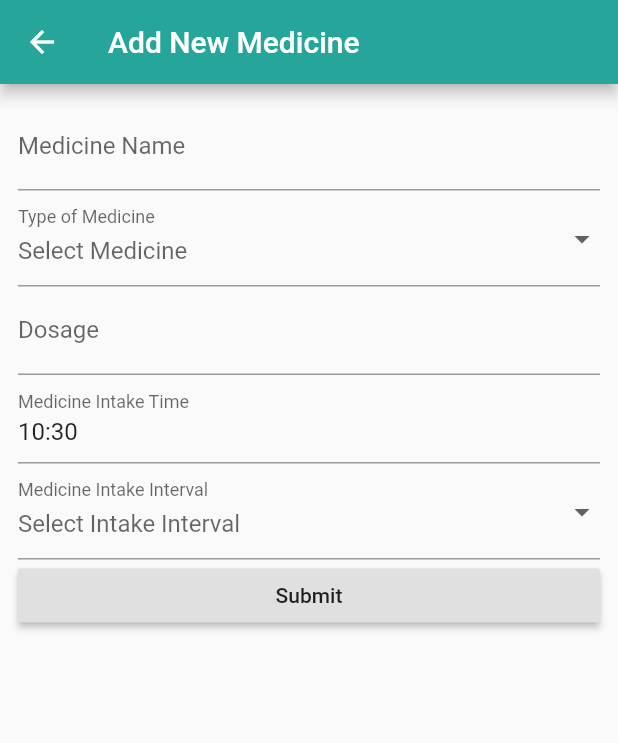
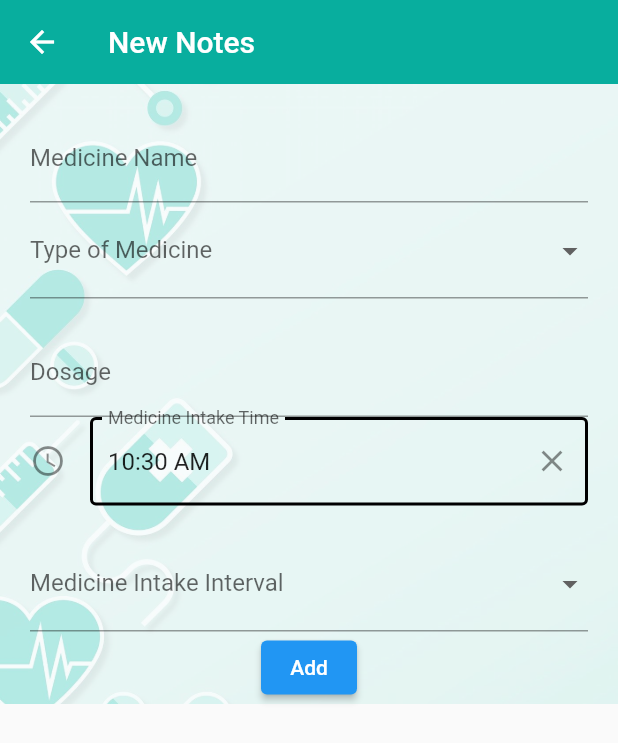
Before and after one commit to walkersss/cu-cancer3, a Flutter app: the AddMedication screen opened by its route, on a phone screen of 412 x 824 dp. Shown: the top 743 px of the screen. Run offline on Flutter 3.47's test engine with Material 2 defaults, Android fonts, the phone set to English and light mode, and no system bars; drawn by our look-alikes of datetime_picker_formfield, flutter_form_builder; our stand-ins replace cloud_firestore, date_time_picker, firebase_auth, flutter_spinkit, percent_indicator, table_calendar; accounts and stored records are empty.

```diff
--- a/lib/pages/medication/addmedication.dart
+++ b/lib/pages/medication/addmedication.dart
@@ -1,7 +1,13 @@
 import 'package:flutter/material.dart';
-import 'package:flutter/services.dart';
+import 'package:flutter_form_builder/flutter_form_builder.dart';
 import 'package:datetime_picker_formfield/datetime_picker_formfield.dart';
-import 'package:flutter_form_builder/flutter_form_builder.dart';
+import 'package:intl/intl.dart';
+//import 'package:table_calendar/table_calendar.dart';
+import 'package:date_time_picker/date_time_picker.dart';
+import 'package:cu_cancer/services/database.dart';
+//import 'package:cu_cancer/models/notes.dart';
+import 'package:provider/provider.dart';
+import 'package:cu_cancer/models/user.dart';
 
 class AddMedication extends StatefulWidget {
   @override
@@ -9,34 +15,64 @@ class AddMedication extends StatefulWidget {
 }
 
 class _AddMedicationState extends State<AddMedication> {
-  final _formkey = GlobalKey<FormState>();
-  var _medicineOptions = [
+  @override
+  void initState() {
+    super.initState();
+  }
+
+  final List<String> _medicineOptions = [
     "Pill/Tablets/Capsule",
     "Tablespoon",
     "milligram (mg)"
   ];
-  var _interval = [
+  final List<String> _interval = [
     'Once per Day (24 hours)',
     'Twice per Day (12 hours)',
     '3 times per Day (8 hours)',
     '4 times per Day (6 hours)'
   ];
+
+  final _formKey = GlobalKey<FormBuilderState>();
+  final format = DateFormat.yMd();
+  final format2 = DateFormat("hh:mm a");
   @override
   Widget build(BuildContext context) {
+    User user = Provider.of<User>(context);
+    Color myHexColor2 = Color(0xff08AE9E);
+    String medicineName, medicineType, time, interval;
+    int dosage;
+
     return Scaffold(
+      //backgroundColor: myHexColor,
       appBar: AppBar(
-          backgroundColor: Colors.teal[400],
-          title: Text('Add New Medicine'),
+        backgroundColor: myHexColor2,
+        title: Text('New Notes'),
+        elevation: 0,
       ),
-        body: Padding(
-          padding: const EdgeInsets.all(12.0),
+      body: Builder(
+        builder: (context) => Container(
+          decoration: BoxDecoration(
+            image: DecorationImage(
+              image: AssetImage('assets/medicalbg.jpg'),
+              fit: BoxFit.cover,
+              colorFilter: new ColorFilter.mode(
+                  Colors.black.withOpacity(0.5), BlendMode.dstATop),
+            ),
+          ),
+          child: SingleChildScrollView(
+            child: Column(
+              children: <Widget>[
+                Padding(
+                  padding: const EdgeInsets.fromLTRB(20, 0, 20, 0),
                   child: FormBuilder(
-            key: _formkey,
-            autovalidateMode: AutovalidateMode.onUserInteraction,
-            child: ListView(
-              children: <Widget>[
-                FormBuilderTextField(
-                  name: 'medicine name',
+                      key: _formKey,
+                      autovalidateMode: AutovalidateMode.always,
+                      //autovalidateMode: AutovalidateMode.always,
+                      child: Column(children: <Widget>[
+                        SizedBox(
+                          height: 20,
+                        ),
+                        TextFormField(
                           validator: FormBuilderValidators.compose([
                             FormBuilderValidators.min(context, 3),
                           ]),
@@ -44,14 +80,15 @@ class _AddMedicationState extends State<AddMedication> {
                             labelText: 'Medicine Name',
                             hintText: 'Example: Panadol',
                           ),
+                          onSaved: (String val) {
+                            medicineName = val;
+                          },
                         ),
-                FormBuilderDropdown(
-                  name: 'type',
+                        DropdownButtonFormField(
                             decoration: InputDecoration(
                               labelText: 'Type of Medicine',
                             ),
-                  allowClear: true,
-                  hint: Text('Select Medicine'),
+                            //hint: Text('Select Medicine'),
                             validator: FormBuilderValidators.compose(
                                 [FormBuilderValidators.required(context)]),
                             items: _medicineOptions
@@ -60,9 +97,15 @@ class _AddMedicationState extends State<AddMedication> {
                                       child: Text('$type'),
                                     ))
                                 .toList(),
+                            onChanged: (val) =>
+                                setState(() => medicineType = val),
+                            onSaved: (val) {
+                              medicineType = val;
+                            }),
+                        SizedBox(
+                          height: 20,
                         ),
-                FormBuilderTextField(
-                  name: 'dosage',
+                        TextFormField(
                           keyboardType: TextInputType.number,
                           validator: FormBuilderValidators.compose([
                             FormBuilderValidators.required(context),
@@ -73,24 +116,41 @@ class _AddMedicationState extends State<AddMedication> {
                             labelText: 'Dosage',
                             hintText: 'Example: 1',
                           ),
+                          onSaved: (String val) {
+                            dosage = int.parse(val);
+                          },
                         ),
-                FormBuilderDateTimePicker(
-                  name: 'time',
-                  inputType: InputType.time,
+                        //dropdown
+                        DateTimeField(
                           decoration: InputDecoration(
+                              icon: Icon(Icons.access_time),
+                              hintText: 'Time',
                               labelText: 'Medicine Intake Time',
-                  ),
+                              enabledBorder: OutlineInputBorder(
+                                  borderSide: BorderSide(
+                                      color: Colors.black, width: 2))),
                           // initialTime: TimeOfDay(hour: 8, minute: 0),
                           initialValue: DateTime.now(),
+                          format: format2,
+                          onSaved: (val) => time = DateFormat.jm().format(val),
+                          onShowPicker: (context, currentValue) async {
+                            final time = await showTimePicker(
+                              context: context,
+                              initialTime: TimeOfDay.fromDateTime(
+                                  currentValue ?? DateTime.now()),
+                            );
+                            return DateTimeField.convert(time);
+                          },
                           // enabled: true,
                         ),
-                FormBuilderDropdown(
-                  name: 'interval',
+                        SizedBox(
+                          height: 20,
+                        ),
+                        DropdownButtonFormField(
                           decoration: InputDecoration(
                             labelText: 'Medicine Intake Interval',
                           ),
-                  allowClear: true,
-                  hint: Text('Select Intake Interval'),
+                          //hint: Text('Select Intake Interval'),
                           validator: FormBuilderValidators.compose(
                               [FormBuilderValidators.required(context)]),
                           items: _interval
@@ -99,11 +159,41 @@ class _AddMedicationState extends State<AddMedication> {
                                     child: Text('$interval'),
                                   ))
                               .toList(),
+                          onChanged: (val) => setState(() => interval = val),
+                          onSaved: (val) {
+                            interval = val;
+                          },
                         ),
-                RaisedButton(child: Text('Submit'), onPressed: () {}),
+                        ElevatedButton(
+                          onPressed: () async {
+                            _formKey.currentState.save();
+                            if (_formKey.currentState.validate()) {
+                              DatabaseService(uid: user.uid).addMedicine(
+                                  medicineName,
+                                  medicineType,
+                                  dosage,
+                                  time,
+                                  interval);
+                              print(medicineName);
+                              print(medicineType);
+                              print(dosage);
+                              print(time);
+                              print(interval);
+                              Navigator.pop(context);
+                            } else {
+                              Scaffold.of(context).showSnackBar(
+                                  SnackBar(content: Text('ERROR!!!')));
+                            }
+                          },
+                          child: Text('Add'),
+                        )
+                      ])),
+                )
               ],
             ),
           ),
-        ));
+        ),
+      ),
+    );
   }
 }
```
Also changed, not shown: lib/pages/pain/painAdd.dart (+1 -14 lines), lib/services/database.dart (+29 -0 lines). Lines whose indentation alone changed are shown as unchanged.
